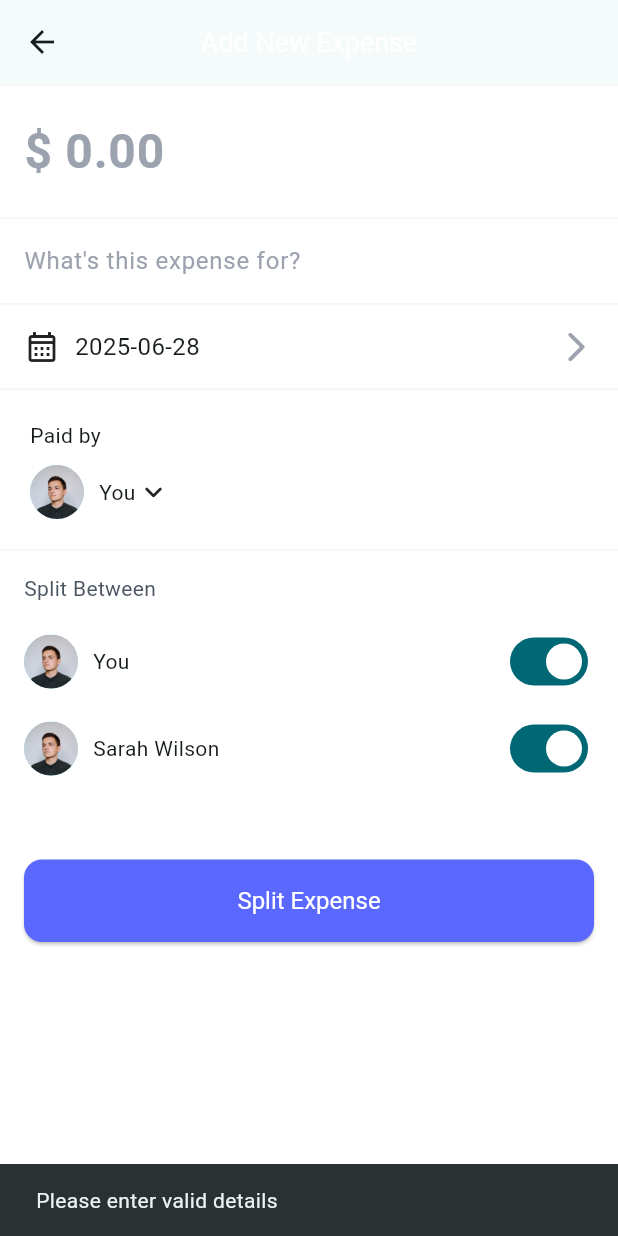
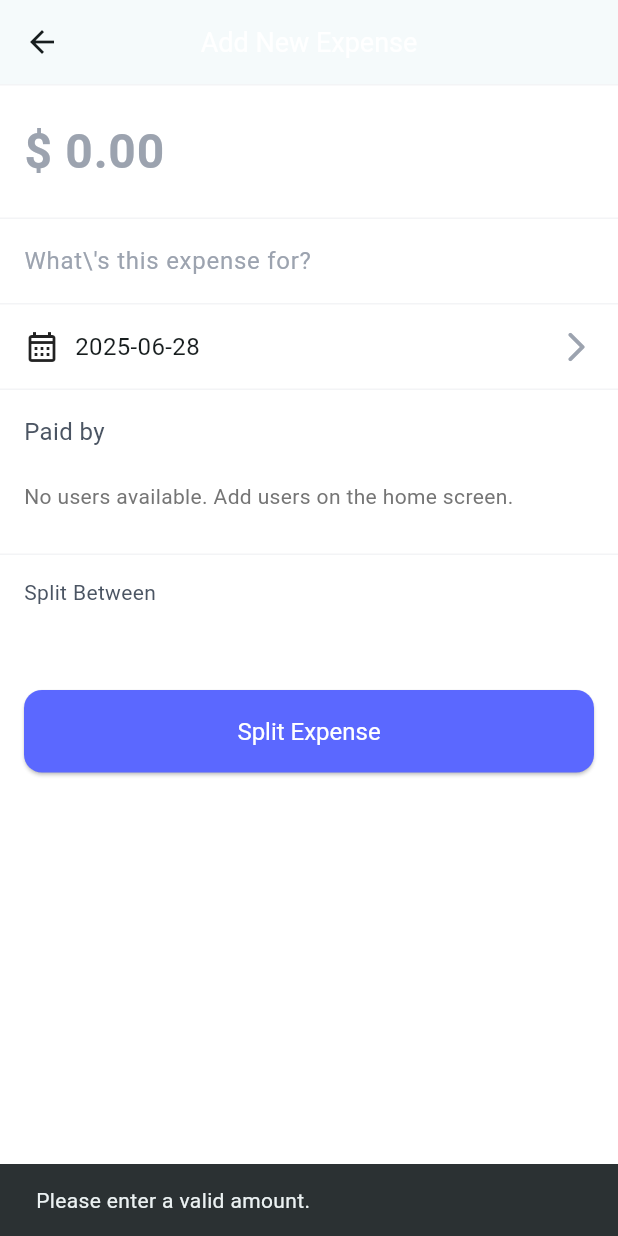
Before and after one commit to vinay-dp/split, a Flutter app: the AddExpensePage screen opened directly, after a tap on "Split Expense", on a phone screen of 412 x 824 dp. Run offline on Flutter 3.47's test engine with Material 3 defaults, Android fonts, the phone set to English and light mode, and no system bars.

Commit message:
28-06-2025 support to add user choose which has to pay logic add initials on the user avatar

```diff
--- a/lib/OverlappingAvatars.dart
+++ b/lib/OverlappingAvatars.dart
@@ -2,18 +2,24 @@ import 'package:flutter/material.dart';
 import 'package:split_share/user_avatar.dart';
 
 class OverlappingAvatars extends StatelessWidget {
-  final int count;
+  final List<String> users;
 
-  const OverlappingAvatars({super.key, this.count = 2});
+  const OverlappingAvatars({super.key, this.users = const []});
 
   @override
   Widget build(BuildContext context) {
+    final displayUsersCount = users.length;
+
     return SizedBox(
-      // width: 20.0 * count,
+      width: displayUsersCount > 0 ? (displayUsersCount * 20.0) + 10.0 : 0,
       height: 30,
       child: Stack(
-        children: List.generate(count, (index) {
-          return Positioned(left: index * 20, child: UserAvatar());
+        children: List.generate(displayUsersCount, (index) {
+          return Positioned(
+            left: index * 20.0,
+            // Pass the actual user name to UserAvatar
+            child: UserAvatar(userName: users[index]),
+          );
         }),
       ),
     );
--- a/lib/add_expense_page.dart
+++ b/lib/add_expense_page.dart
@@ -2,7 +2,8 @@ import 'package:flutter/material.dart';
 import 'package:flutter/services.dart';
 
 class AddExpensePage extends StatefulWidget {
-  const AddExpensePage({super.key});
+  final List<String> availableUsers;
+  const AddExpensePage({super.key, this.availableUsers = const []});
 
   @override
   State<AddExpensePage> createState() => _AddExpensePageState();
@@ -11,15 +12,27 @@ class AddExpensePage extends StatefulWidget {
 class _AddExpensePageState extends State<AddExpensePage> {
   final TextEditingController _amountController = TextEditingController();
   final TextEditingController _descController = TextEditingController();
+  DateTime _selectedDate = DateTime.now();
+  List<Map<String, dynamic>> _users = [];
+  String? _selectedPayer;
 
-  // Add a selected date variable, with default now
-  DateTime _selectedDate = DateTime.now();
+  @override
+  void initState() {
+    super.initState();
+    _users = widget.availableUsers.map((userName) => {
+      'name': userName,
+      'selected': true,
+      'avatar': 'images/avatar.jpg'
+    }).toList();
 
-  // Example: hardcoded users for splitting
-  final List<Map<String, dynamic>> _users = [
-    {'name': 'You', 'selected': true},
-    {'name': 'Sarah Wilson', 'selected': true},
-  ];
+    if (widget.availableUsers.isNotEmpty) {
+      if (widget.availableUsers.contains('You')) {
+        _selectedPayer = 'You';
+      } else {
+        _selectedPayer = widget.availableUsers.first;
+      }
+    }
+  }
 
   @override
   Widget build(BuildContext context) {
@@ -39,7 +52,6 @@ class _AddExpensePageState extends State<AddExpensePage> {
               controller: _amountController,
               keyboardType: TextInputType.numberWithOptions(decimal: true),
               inputFormatters: [
-                // Only allow numbers and up to one decimal point
                 FilteringTextInputFormatter.allow(RegExp(r'^\d*\.?\d{0,2}')),
               ],
               style: TextStyle(
@@ -69,13 +81,12 @@ class _AddExpensePageState extends State<AddExpensePage> {
                   horizontal: 16,
                   vertical: 16,
                 ),
-                hintText: 'What\'s this expense for?',
+                hintText: 'What\\\'s this expense for?',
                 hintStyle: TextStyle(fontSize: 16, color: Color(0xff9CA3AF)),
                 border: InputBorder.none,
               ),
             ),
             Divider(height: 1, color: Color(0xffF3F4F6)),
-            // Replace the fixed "Today" row with a GestureDetector to open date picker
             Padding(
               padding: const EdgeInsets.all(16),
               child: GestureDetector(
@@ -114,23 +125,54 @@ class _AddExpensePageState extends State<AddExpensePage> {
             ),
             Divider(height: 1, color: Color(0xffF3F4F6)),
             Padding(
-              padding: const EdgeInsets.all(20),
+              padding: const EdgeInsets.all(16.0),
               child: Column(
                 crossAxisAlignment: CrossAxisAlignment.start,
                 children: [
-                  Text('Paid by'),
+                  Text(
+                    'Paid by',
+                    style: TextStyle(fontSize: 16, color: Color(0xff4B5563)),
+                  ),
                   SizedBox(height: 10),
-                  Row(
-                    children: [
-                      CircleAvatar(
-                        backgroundImage: AssetImage('images/avatar.jpg'),
-                        minRadius: 18,
+                  if (widget.availableUsers.isNotEmpty)
+                    DropdownButtonFormField<String>(
+                      value: _selectedPayer,
+                      decoration: InputDecoration(
+                        contentPadding: EdgeInsets.symmetric(horizontal: 10, vertical: 12), // Adjusted padding
+                        border: OutlineInputBorder(
+                          borderRadius: BorderRadius.circular(8.0),
+                          borderSide: BorderSide(color: Color(0xffD1D5DB)),
+                        ),
+                        enabledBorder: OutlineInputBorder(
+                          borderRadius: BorderRadius.circular(8.0),
+                          borderSide: BorderSide(color: Color(0xffD1D5DB)),
+                        ),
+                        filled: true, // Optional: for background color
+                        fillColor: Colors.white, // Optional: background color
                       ),
-                      SizedBox(width: 10),
-                      Text('You'),
-                      Icon(Icons.keyboard_arrow_down_rounded),
-                    ],
-                  ),
+                      hint: Text('Select Payer'),
+                      isExpanded: true,
+                      items: widget.availableUsers.map((String user) {
+                        return DropdownMenuItem<String>(
+                          value: user,
+                          child: Text(user),
+                        );
+                      }).toList(),
+                      onChanged: (String? newValue) {
+                        setState(() {
+                          _selectedPayer = newValue;
+                        });
+                      },
+                      validator: (value) => value == null ? 'Please select a payer' : null,
+                    )
+                  else
+                    Padding(
+                      padding: const EdgeInsets.symmetric(vertical: 12.0),
+                      child: Text(
+                        'No users available. Add users on the home screen.',
+                        style: TextStyle(color: Colors.grey[600]),
+                      ),
+                    ),
                 ],
               ),
             ),
@@ -154,7 +196,7 @@ class _AddExpensePageState extends State<AddExpensePage> {
                         Row(
                           children: [
                             CircleAvatar(
-                              backgroundImage: AssetImage('images/avatar.jpg'),
+                              backgroundImage: AssetImage(user['avatar']),
                               minRadius: 18,
                             ),
                             SizedBox(width: 10),
@@ -178,25 +220,48 @@ class _AddExpensePageState extends State<AddExpensePage> {
                       Expanded(
                         child: ElevatedButton(
                           onPressed: () {
-                            final double? amount = double.tryParse(
+                            // First, try to parse the amount.
+                            final double? parsedAmount = double.tryParse(
                                 _amountController.text.replaceAll('\$', '').trim());
                             final String desc = _descController.text.trim();
-                            final selectedUsers = _users.where((u) => u['selected']).toList();
-                            if (amount != null && amount > 0 && desc.isNotEmpty && selectedUsers.isNotEmpty) {
-                              double splitAmount = selectedUsers.length == 1 ? 0.0 : amount / selectedUsers.length;
+                            final selectedUsers = _users.where((u) => u['selected'] as bool).toList();
+
+                            String errorMessage = '';
+                            if (parsedAmount == null || parsedAmount <= 0) {
+                              errorMessage = 'Please enter a valid amount.';
+                            } else if (desc.isEmpty) {
+                              errorMessage = 'Please enter a description.';
+                            } else if (_selectedPayer == null) {
+                              errorMessage = 'Please select who paid.';
+                            } else if (selectedUsers.isEmpty) {
+                              errorMessage = 'Please select users to split with.';
+                            }
+
+                            if (errorMessage.isNotEmpty) {
+                              ScaffoldMessenger.of(context).showSnackBar(
+                                SnackBar(content: Text(errorMessage)),
+                              );
+                            } else {
+                              // If errorMessage is empty, parsedAmount is guaranteed to be non-null and > 0.
+                              // We can now safely use the null assertion operator ! or assign to a non-nullable type.
+                              final double amount = parsedAmount!; // Assert non-null
+
+                              double splitAmount;
+                              if (selectedUsers.length == 1 && selectedUsers[0]['name'] == _selectedPayer) {
+                                splitAmount = amount; // Payer is the only one selected
+                              } else {
+                                // selectedUsers.length is guaranteed to be > 0 here due to the check above
+                                splitAmount = amount / selectedUsers.length;
+                              }
+
                               Navigator.of(context).pop({
-                                'amount': amount,
+                                'amount': amount, // Use the non-nullable amount
                                 'desc': desc,
                                 'splitAmount': splitAmount,
-                                'users': selectedUsers.map((u) => u['name']).toList(),
-                                'paidBy': 'You',
-                                // Pass the selected date instead of DateTime.now()
+                                'users': selectedUsers.map((u) => u['name'] as String).toList(),
+                                'paidBy': _selectedPayer!, // _selectedPayer is checked above
                                 'date': _selectedDate,
                               });
-                            } else {
-                              ScaffoldMessenger.of(context).showSnackBar(
-                                SnackBar(content: Text('Please enter valid details')),
-                              );
                             }
                           },
                           style: ElevatedButton.styleFrom(
@@ -216,6 +281,7 @@ class _AddExpensePageState extends State<AddExpensePage> {
                 ],
               ),
             ),
+            SizedBox(height: 20), // Added some padding at the bottom
           ],
         ),
       ),
```
Also changed, not shown: lib/home_page.dart (+70 -20 lines), lib/user_avatar.dart (+9 -3 lines).
